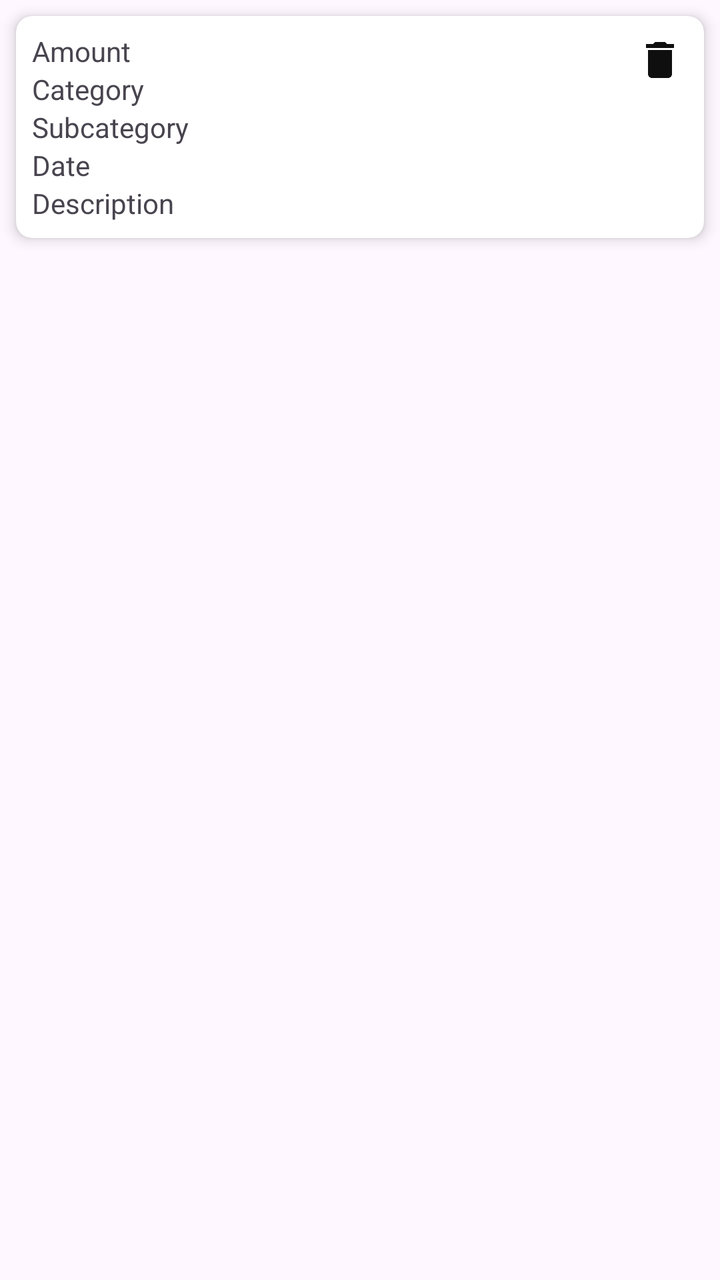
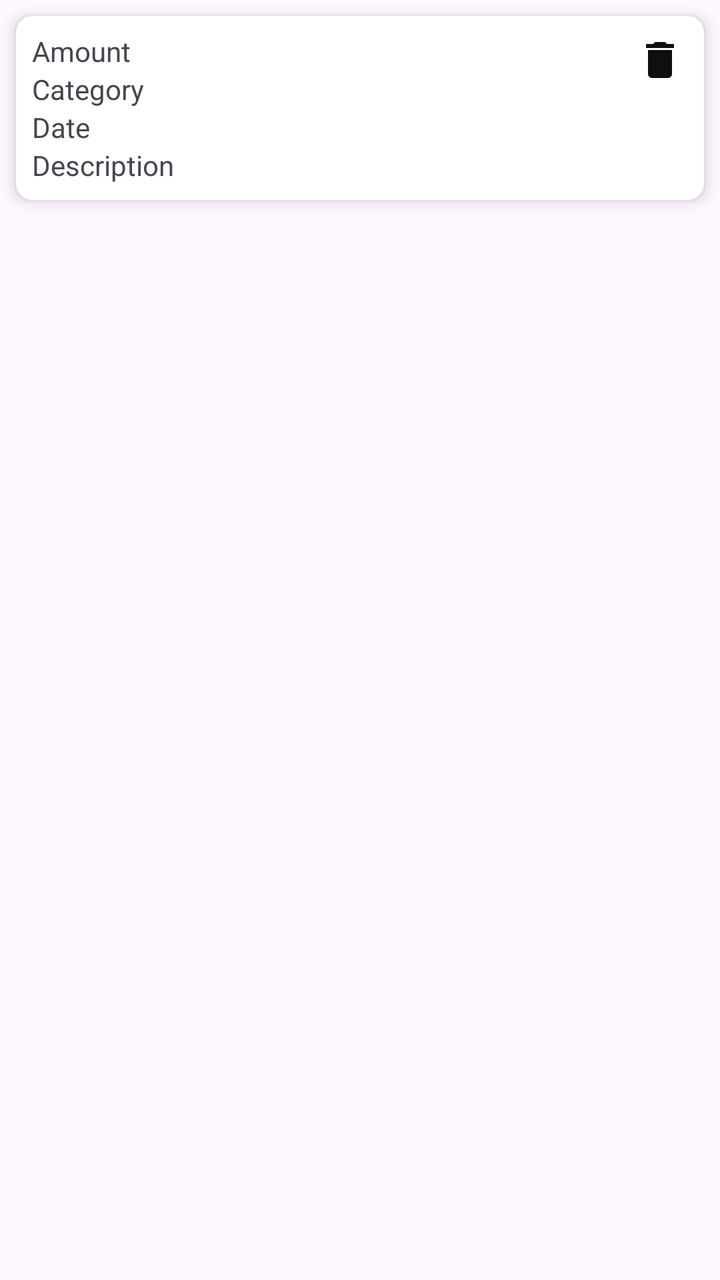

Compare the two renders of this Android layout. The source of the first and the diff that turns it into the second are given below.
<!-- AndroidManifest.xml: application theme Theme.FinanceApp -->
<!-- res/layout/item_expense.xml -->
<?xml version="1.0" encoding="utf-8"?>
<androidx.constraintlayout.widget.ConstraintLayout xmlns:android="http://schemas.android.com/apk/res/android"
    xmlns:app="http://schemas.android.com/apk/res-auto"
    android:layout_width="match_parent"
    android:layout_height="wrap_content">

    <androidx.cardview.widget.CardView
        android:id="@+id/cardView"
        android:layout_width="0dp"
        android:layout_height="wrap_content"
        android:layout_margin="@dimen/dp8"
        app:cardCornerRadius="@dimen/dp8"
        app:cardElevation="@dimen/dp4"
        app:layout_constraintEnd_toEndOf="parent"
        app:layout_constraintStart_toStartOf="parent"
        app:layout_constraintTop_toTopOf="parent">

        <androidx.constraintlayout.widget.ConstraintLayout
            android:layout_width="match_parent"
            android:layout_height="wrap_content"
            android:orientation="vertical"
            android:padding="@dimen/dp8"
            app:layout_constraintTop_toTopOf="parent">

            <TextView
                android:id="@+id/amountTextView"
                android:layout_width="wrap_content"
                android:layout_height="wrap_content"
                android:text="Amount"
                app:layout_constraintLeft_toLeftOf="parent"
                app:layout_constraintTop_toTopOf="parent" />

            <TextView
                android:id="@+id/categoryTextView"
                android:layout_width="wrap_content"
                android:layout_height="wrap_content"
                android:text="Category"
                app:layout_constraintLeft_toLeftOf="parent"
                app:layout_constraintTop_toBottomOf="@id/amountTextView" />

            
            <TextView
                android:id="@+id/subcategoryTextView"
                android:layout_width="wrap_content"
                android:layout_height="wrap_content"
                android:text="Subcategory"
                app:layout_constraintLeft_toLeftOf="parent"
                app:layout_constraintTop_toBottomOf="@id/categoryTextView" />
            <TextView
                android:layout_width="wrap_content"
                android:layout_height="wrap_content"
                android:id="@+id/customText"
                android:text="Custom Text"
                android:visibility="gone"
                app:layout_constraintLeft_toLeftOf="parent"
                app:layout_constraintTop_toBottomOf="@id/subcategoryTextView"/>

            <TextView
                android:id="@+id/dateTextView"
                android:layout_width="wrap_content"
                android:layout_height="wrap_content"
                android:text="Date"
                app:layout_constraintLeft_toLeftOf="parent"
                app:layout_constraintTop_toBottomOf="@id/customText" />

            <TextView
                android:id="@+id/descriptionTextView"
                android:layout_width="@dimen/dp300"
                android:layout_height="wrap_content"
                android:text="Description"
                app:layout_constraintLeft_toLeftOf="parent"
                app:layout_constraintTop_toBottomOf="@id/dateTextView" />

            <com.google.android.material.floatingactionbutton.FloatingActionButton
                android:id="@+id/deleteButton1"
                android:layout_width="@dimen/dp56"
                android:layout_height="@dimen/dp56"
                android:layout_margin="@dimen/dp1"
                android:visibility="gone"
                android:contentDescription="Delete Entry"
                android:src="@drawable/delete_icone24"
                app:layout_constraintBottom_toBottomOf="parent"
                app:layout_constraintRight_toRightOf="parent"
                app:layout_constraintTop_toBottomOf="@+id/amountTextView" />

        </androidx.constraintlayout.widget.ConstraintLayout>
        
        <ImageButton
            android:id="@+id/deleteButton"
            android:layout_width="wrap_content"
            android:layout_height="wrap_content"
            android:layout_gravity="end"
            android:layout_marginEnd="@dimen/dp10"
            android:layout_marginTop="@dimen/dp10"
            android:background="?attr/selectableItemBackground"
            android:contentDescription="Delete Budget"
            android:src="@drawable/delete_icone24" />

    </androidx.cardview.widget.CardView>
</androidx.constraintlayout.widget.ConstraintLayout>
<!-- resources referenced by this layout -->
<resources>
  <dimen name="dp1">1dp</dimen>
  <dimen name="dp10">10dp</dimen>
  <dimen name="dp300">300dp</dimen>
  <dimen name="dp4">4dp</dimen>
  <dimen name="dp56">56dp</dimen>
  <dimen name="dp8">8dp</dimen>
  <!-- drawable delete_icone24 (drawable) -->
  <vector xmlns:android="http://schemas.android.com/apk/res/android" android:autoMirrored="true" android:height="24dp" android:tint="#100F0F" android:viewportHeight="24" android:viewportWidth="24" android:width="24dp">
        
      <path android:fillColor="@android:color/white" android:pathData="M6,19c0,1.1 0.9,2 2,2h8c1.1,0 2,-0.9 2,-2V7H6v12zM19,4h-3.5l-1,-1h-5l-1,1H5v2h14V4z"/>
      
  </vector>
  <style name="Theme.FinanceApp" parent="Base.Theme.FinanceApp" />
  <style name="Base.Theme.FinanceApp" parent="Theme.Material3.DayNight.NoActionBar">
          
          
      </style>
</resources>

<!-- the commit's change to res/layout/item_expense.xml (unified diff, before → after) -->
@@ -44,6 +44,7 @@
                 android:layout_width="wrap_content"
                 android:layout_height="wrap_content"
                 android:text="Subcategory"
+                android:visibility="gone"
                 app:layout_constraintLeft_toLeftOf="parent"
                 app:layout_constraintTop_toBottomOf="@id/categoryTextView" />
             <TextView
